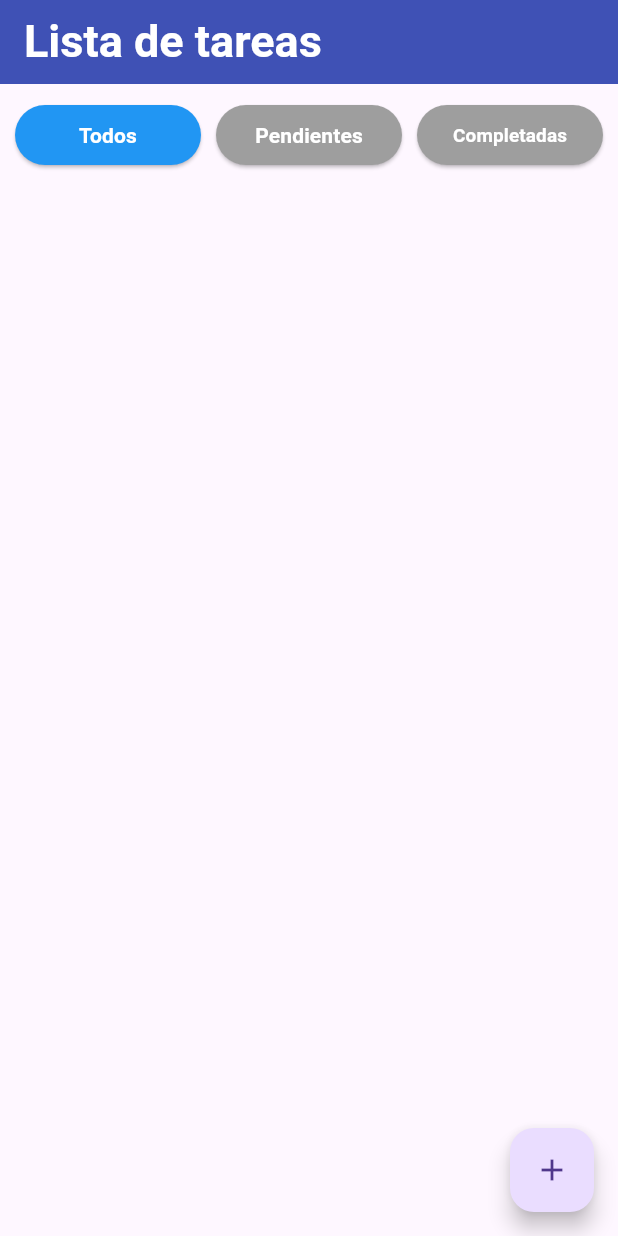
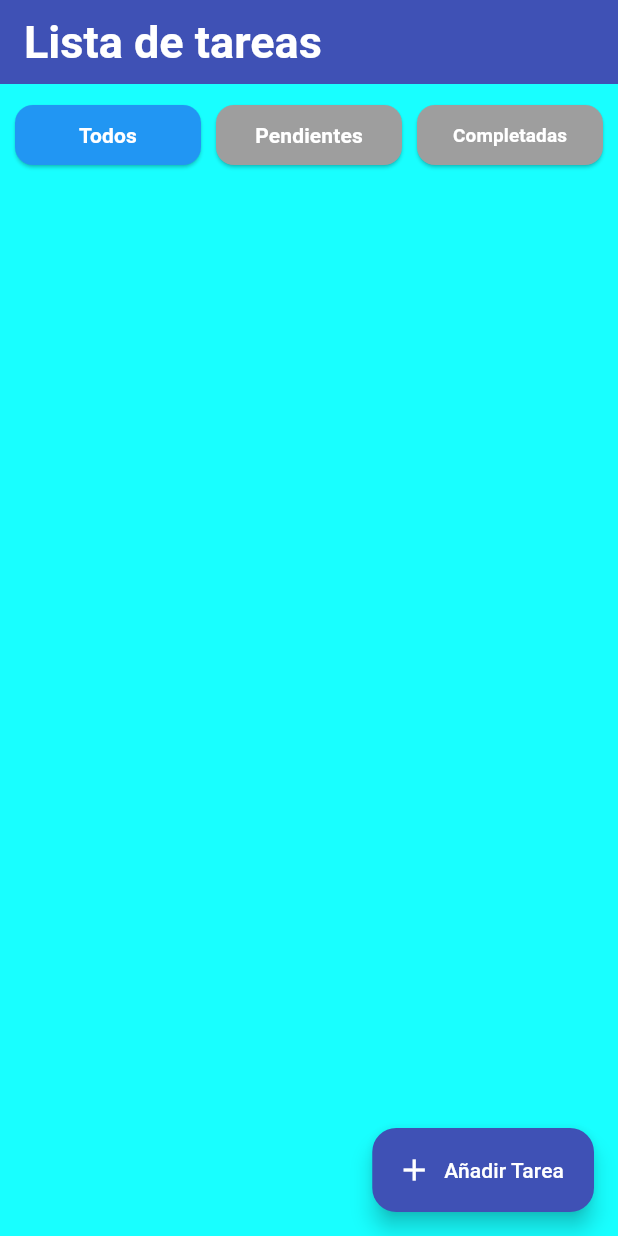
Before and after one commit to antonioromdel/ToDoListFlutter, a Flutter app: the screen it shows after launch, on a phone screen of 412 x 824 dp. Run offline on Flutter 3.47's test engine with Material 3 defaults, Android fonts, the phone set to English and light mode, and no system bars.

Commit message:
Añadir animacion

```diff
--- a/lib/main.dart
+++ b/lib/main.dart
@@ -3,6 +3,7 @@ import 'package:provider/provider.dart';
 import 'package:todolist/models/task.dart';
 import 'package:todolist/providers/taskProviders.dart';
 import 'package:todolist/screens/taskListScreen.dart';
+import 'package:todolist/theme/appTheme.dart';
 
 void main() => runApp(MultiProvider(
       providers: [ChangeNotifierProvider(create: (_) => Taskproviders())],
@@ -17,7 +18,7 @@ class MyApp extends StatelessWidget {
     return MaterialApp(
       title: "Flutter",
       debugShowCheckedModeBanner: false,
-      theme: ThemeData(primarySwatch: Colors.blue),
+      theme: Apptheme.lightTheme,
       home: TaskListScreen(),
     );
   }
--- a/lib/screens/taskFormScreen.dart
+++ b/lib/screens/taskFormScreen.dart
@@ -81,7 +81,9 @@ class _MyWidgetState extends State<TaskFormScreen> {
                       }
                     },
                     child: Text(
-                        _isEditing ? "Guardar cambios" : "Añadir nueva tarea"))
+                      _isEditing ? "Guardar cambios" : "Añadir nueva tarea",
+                      style: TextStyle(color: Colors.white),
+                    ))
               ],
             )),
       ),
--- a/lib/screens/taskListScreen.dart
+++ b/lib/screens/taskListScreen.dart
@@ -42,10 +42,29 @@ class TaskListScreen extends StatelessWidget {
                   })),
         ],
       ),
-      floatingActionButton: FloatingActionButton(
-          onPressed: () => Navigator.push(context,
-              MaterialPageRoute(builder: (context) => TaskFormScreen())),
-          child: Icon(Icons.add)),
+      floatingActionButton: FloatingActionButton.extended(
+        onPressed: () {
+          Navigator.of(context).push(PageRouteBuilder(
+            pageBuilder: (context, animation, secondaryAnimation) =>
+                TaskFormScreen(),
+            transitionsBuilder:
+                (context, animation, secondaryAnimation, child) {
+              const begin = Offset(0.0, 0.1);
+              const end = Offset.zero;
+              const curve = Curves.ease;
+              var tween =
+                  Tween(begin: begin, end: end).chain(CurveTween(curve: curve));
+              var offSetAnimation = animation.drive(tween);
+              return SlideTransition(
+                  position: offSetAnimation, child: TaskFormScreen());
+            },
+          ));
+        },
+        label: Text("Añadir Tarea"),
+        icon: Icon(Icons.add),
+        backgroundColor: Colors.indigo,
+        foregroundColor: Colors.white,
+      ),
     );
   }
 }
--- /dev/null
+++ b/lib/theme/appTheme.dart
@@ -0,0 +1,29 @@
+import 'package:flutter/material.dart';
+
+class Apptheme {
+  // Colores principales de la aplicación
+  static const Color primaryColor = Colors.indigo;
+  static const Color accentColor = Colors.cyan;
+  static const Color backGroundColor = Colors.cyanAccent;
+
+  // Tema global
+  static ThemeData get lightTheme {
+    return ThemeData(
+        primaryColor: primaryColor,
+        scaffoldBackgroundColor: backGroundColor,
+        appBarTheme: AppBarTheme(
+            backgroundColor: Colors.indigo,
+            elevation: 0,
+            titleTextStyle: TextStyle(
+                color: Colors.white, fontSize: 20, fontWeight: FontWeight.bold),
+            iconTheme: IconThemeData(color: Colors.white)),
+        floatingActionButtonTheme:
+            FloatingActionButtonThemeData(backgroundColor: accentColor),
+        elevatedButtonTheme: ElevatedButtonThemeData(
+            style: ElevatedButton.styleFrom(
+          backgroundColor: primaryColor,
+          shape:
+              RoundedRectangleBorder(borderRadius: BorderRadius.circular(12)),
+        )));
+  }
+}
```
